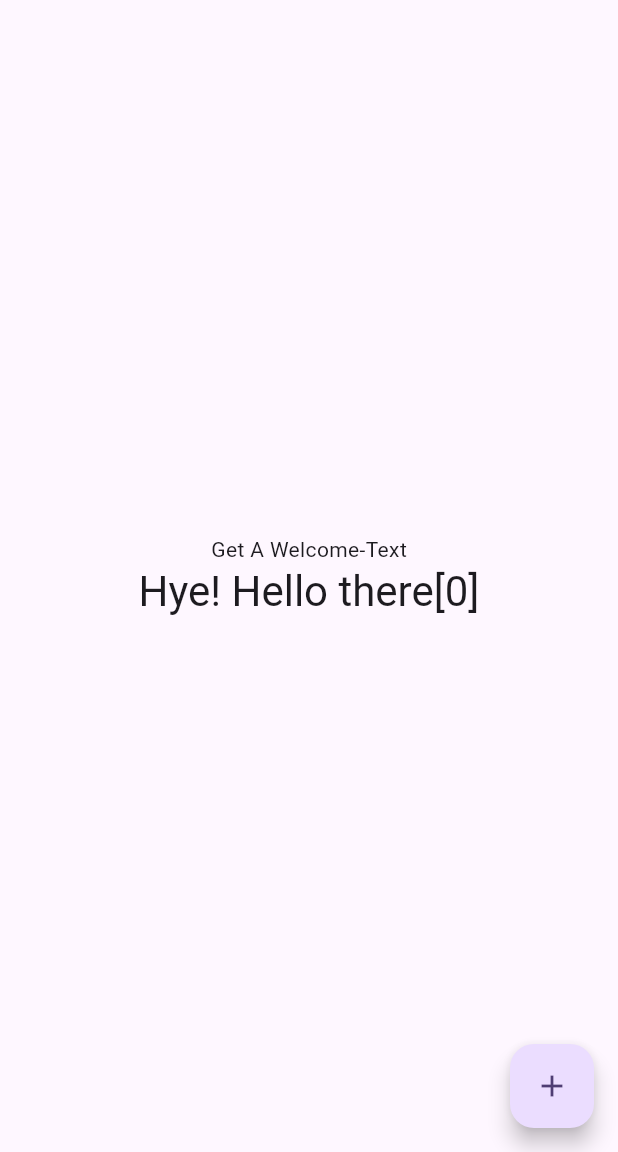
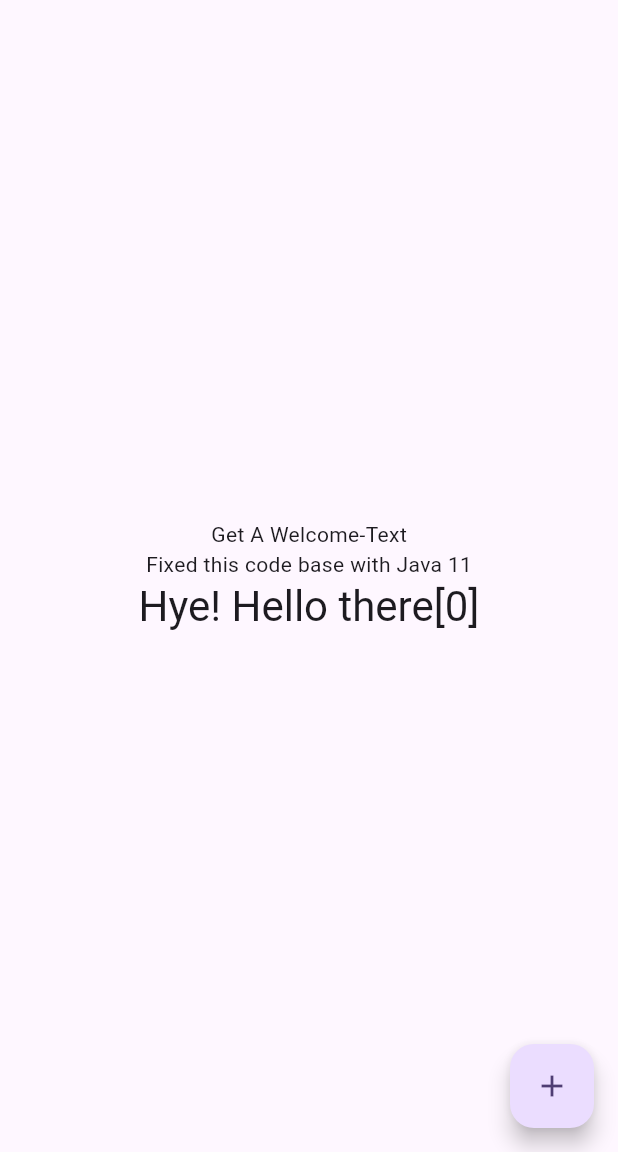
Before and after one commit to ohanz/LOGI, a Flutter app: the screen it shows after launch, on a phone screen of 412 x 824 dp, the part 84-1236 px from its top. Run offline on Flutter 3.47's test engine with Material 3 defaults, Android fonts, the phone set to English and light mode, and no system bars.

Commit message:
fixed code base with Java 11

```diff
--- a/lib/main.dart
+++ b/lib/main.dart
@@ -108,6 +108,9 @@ class _MyHomePageState extends State<MyHomePage> {
             const Text(
               'Get A Welcome-Text',
             ),
+            const Text(
+              'Fixed this code base with Java 11',
+            ),
             Text(
               'Hye! Hello there[$_counter]',
               style: Theme.of(context).textTheme.headlineMedium,
```
Also changed, not shown: 1 other file.
